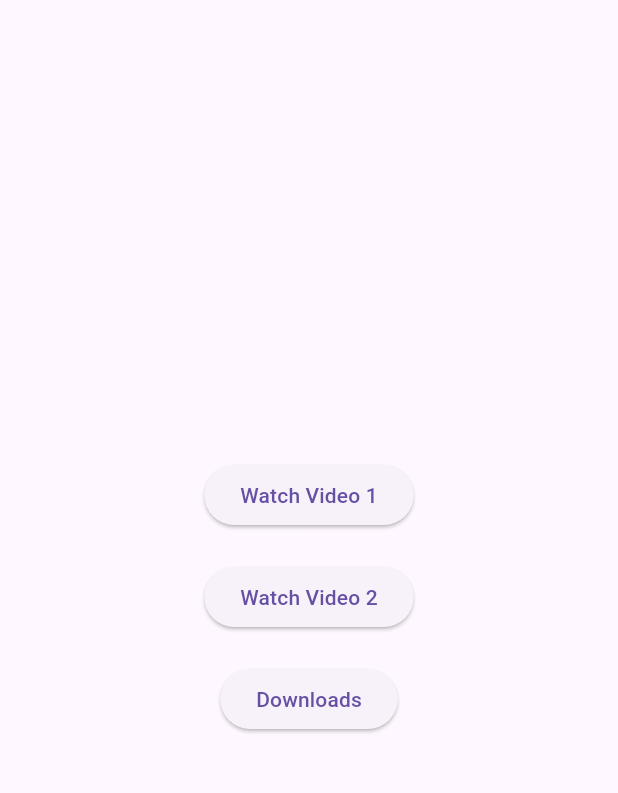
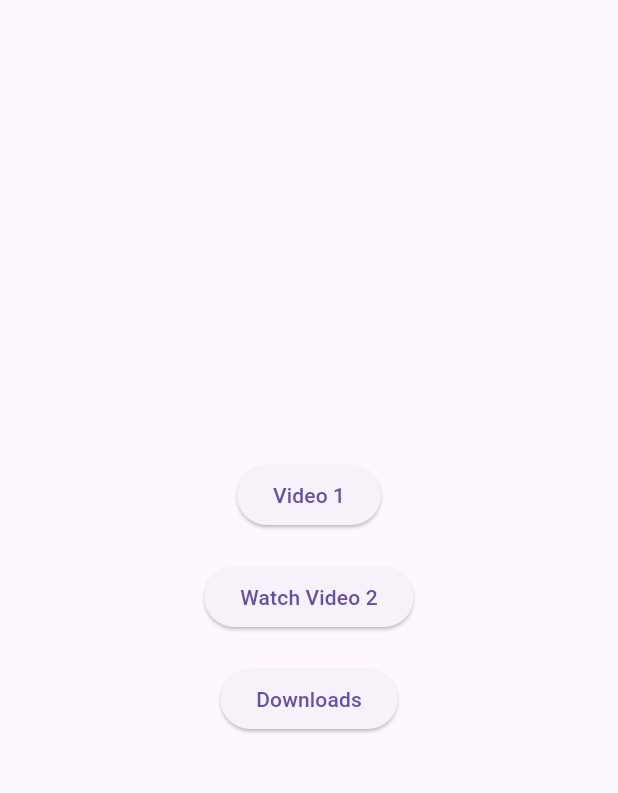
Before and after one commit to testpress/sample_flutter_app, a Flutter app: the screen it shows after launch, on a phone screen of 412 x 824 dp, the part 63-856 px from its top. Run offline on Flutter 3.47's test engine with Material 3 defaults, Android fonts, the phone set to English and light mode, and no system bars; missing offline and left inert: tpstreams_player_sdk.

Commit message:
Use guidely video id

```diff
--- a/lib/main.dart
+++ b/lib/main.dart
@@ -4,7 +4,7 @@ import 'screens/downloads_screen.dart';
 import 'screens/video_screen.dart';
 
 void main() {
-  TPStreamsSDK.initialize(provider: PROVIDER.tpstreams, orgCode: "6eafqn");
+  TPStreamsSDK.initialize(provider: PROVIDER.tpstreams, orgCode: "ckgdt3");
 
   runApp(MyApp());
 }
@@ -41,9 +41,9 @@ class _HomePageState extends State<HomePage> {
   Widget build(BuildContext context) {
     final videos = [
       (
-        title: 'Watch Video 1',
-        assetId: '8eaHZjXt6km',
-        accessToken: '16b608ba-9979-45a0-94fb-b27c1a86b3c1'
+      title: 'Video 1',
+      assetId: '4F6fAq7NN9h',
+      accessToken: 'b4c99d39-c168-4aac-a78a-aee32f56ce89'
       ),
       (
         title: 'Watch Video 2',
```
